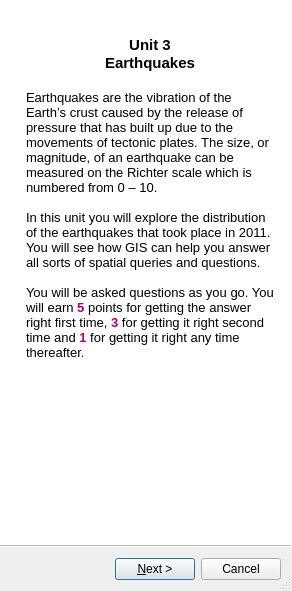
Qt form earthquakes_wizard.ui (Charlotteg/QGISforSchools) before a commit.
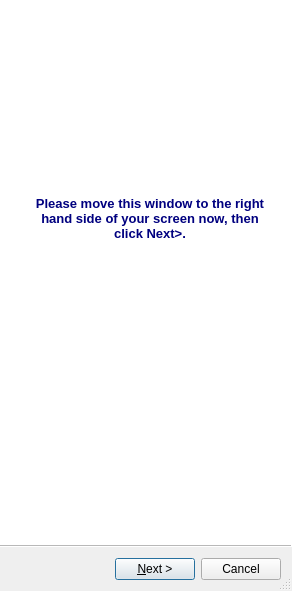
The same form after that commit.

Diff of the .ui file:
```diff
--- a/earthquakes_wizard.ui
+++ b/earthquakes_wizard.ui
@@ -25,6 +25,31 @@
   <property name="options">
    <set>QWizard::NoBackButtonOnStartPage</set>
   </property>
+  <widget class="QWizardPage" name="wizardPage">
+   <widget class="QTextBrowser" name="textBrowser_11">
+    <property name="geometry">
+     <rect>
+      <x>20</x>
+      <y>190</y>
+      <width>256</width>
+      <height>101</height>
+     </rect>
+    </property>
+    <property name="frameShape">
+     <enum>QFrame::NoFrame</enum>
+    </property>
+    <property name="frameShadow">
+     <enum>QFrame::Plain</enum>
+    </property>
+    <property name="html">
+     <string>&lt;!DOCTYPE HTML PUBLIC &quot;-//W3C//DTD HTML 4.0//EN&quot; &quot;http://www.w3.org/TR/REC-html40/strict.dtd&quot;&gt;
+&lt;html&gt;&lt;head&gt;&lt;meta name=&quot;qrichtext&quot; content=&quot;1&quot; /&gt;&lt;style type=&quot;text/css&quot;&gt;
+p, li { white-space: pre-wrap; }
+&lt;/style&gt;&lt;/head&gt;&lt;body style=&quot; font-family:'MS Shell Dlg 2'; font-size:8.25pt; font-weight:400; font-style:normal;&quot;&gt;
+&lt;p align=&quot;center&quot; style=&quot; margin-top:0px; margin-bottom:0px; margin-left:0px; margin-right:0px; -qt-block-indent:0; text-indent:0px;&quot;&gt;&lt;span style=&quot; font-size:10pt; font-weight:600; color:#00007f;&quot;&gt;Please move this window to the right hand side of your screen now, then click Next&amp;gt;.&lt;/span&gt;&lt;/p&gt;&lt;/body&gt;&lt;/html&gt;</string>
+    </property>
+   </widget>
+  </widget>
   <widget class="QWizardPage" name="wizardPage1">
    <widget class="QTextBrowser" name="IntrotextBrowser">
     <property name="geometry">
@@ -32,7 +57,7 @@
       <x>20</x>
       <y>30</y>
       <width>256</width>
-      <height>481</height>
+      <height>471</height>
      </rect>
     </property>
     <property name="whatsThis">
```
Left out of the diff: 188 changed lines with no effect on the pictures.
